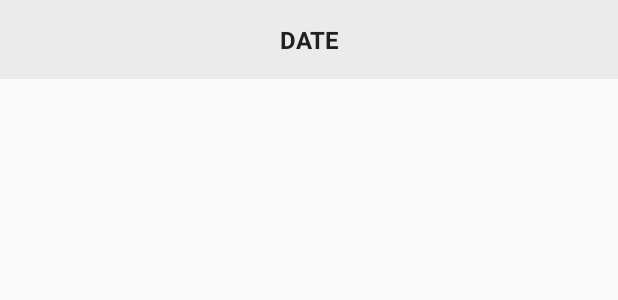
After one commit to Lee-IDLE/a7MinutesWorkout, an Android app: the layout item_history_row.xml on its own in the app's theme, with its tools: preview values and no code run, on a phone screen of 412 x 824 dp. The commit adds this screen. Shown: the top 300 px of the screen. Run offline under Robolectric (Android 15) with nearby library versions, the phone set to English and light mode, and no system bars.

Commit message:
HistoryActivity의 RecyclerView에 보여줄 rowItem 만들고, DB에서 가져오기 위한 로직 생성

```diff
--- a/app/src/main/java/com/example/a7minutesworkout/HistoryActivity.kt
+++ b/app/src/main/java/com/example/a7minutesworkout/HistoryActivity.kt
@@ -2,8 +2,12 @@ package com.example.a7minutesworkout
 
 import androidx.appcompat.app.AppCompatActivity
 import android.os.Bundle
+import android.util.Log
+import androidx.lifecycle.lifecycleScope
 import com.example.a7minutesworkout.databinding.ActivityBmiBinding
 import com.example.a7minutesworkout.databinding.ActivityHistoryBinding
+import kotlinx.coroutines.flow.collect
+import kotlinx.coroutines.launch
 
 class HistoryActivity : AppCompatActivity() {
     private lateinit var binding: ActivityHistoryBinding
@@ -17,9 +21,23 @@ class HistoryActivity : AppCompatActivity() {
             supportActionBar?.setDisplayShowTitleEnabled(false)
             binding.toolbarHistory.title = "HISTORY"
         }
+
         binding.toolbarHistory.setNavigationOnClickListener{
             finish()
         }
 
+        val historyDao = (application as WorkOutApp).db.historyDao()
+        getAllCompletedDates(historyDao)
+    }
+
+    private fun getAllCompletedDates(historyDao: HistoryDao){
+        Log.e("Date: ", "getAllCompletedDates run")
+        lifecycleScope.launch {
+            historyDao.fetchAllDates().collect{ allCompletedDatesList ->
+                for(i in allCompletedDatesList){
+                    Log.e("Date: ", i.date.toString())
+                }
+            }
+        }
     }
 }
--- a/app/src/main/java/com/example/a7minutesworkout/HistoryDao.kt
+++ b/app/src/main/java/com/example/a7minutesworkout/HistoryDao.kt
@@ -19,8 +19,11 @@ interface HistoryDao {
     suspend fun delete(historyEntity: HistoryEntity)
 
     @Query("SELECT * FROM `history-table`")
-    fun fetchAllHistory() : Flow<List<HistoryEntity>>
+    fun fetchAllDates() : Flow<List<HistoryEntity>>
 
+    /*
     @Query("SELECT * FROM `history-table` WHERE date = :date")
     fun fetchHistoryByDate(date: String): Flow<List<HistoryEntity>>
+
+     */
 }
--- /dev/null
+++ b/app/src/main/res/layout/item_history_row.xml
@@ -0,0 +1,33 @@
+<?xml version="1.0" encoding="utf-8"?>
+<LinearLayout xmlns:android="http://schemas.android.com/apk/res/android"
+    xmlns:tools="http://schemas.android.com/tools"
+    android:id="@+id/ll_history_item_main"
+    android:orientation="horizontal"
+    android:layout_width="match_parent"
+    android:layout_height="wrap_content"
+    android:background="#EBEBEB"
+    android:padding="15dp">
+
+    <TextView
+        android:id="@+id/tvPosition"
+        android:layout_width="wrap_content"
+        android:layout_height="wrap_content"
+        android:gravity="center"
+        android:textColor="#212121"
+        android:textSize="16sp"
+        android:textStyle="bold"
+        tools:texs="1"/>
+
+    <TextView
+        android:id="@+id/tvItem"
+        android:layout_width="0dp"
+        android:layout_height="wrap_content"
+        android:layout_weight="1"
+        android:gravity="center"
+        android:textColor="#212121"
+        android:textSize="16sp"
+        android:textStyle="bold"
+        tools:text="DATE"
+        />
+
+</LinearLayout>
```
